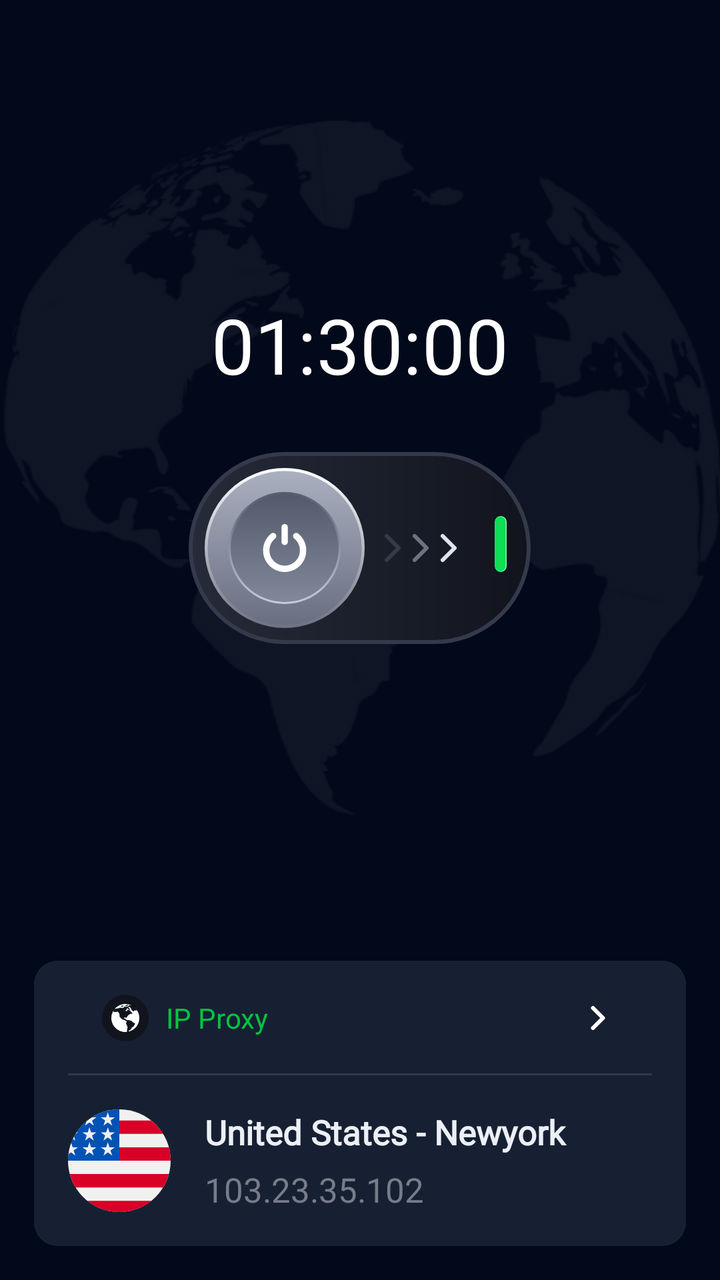
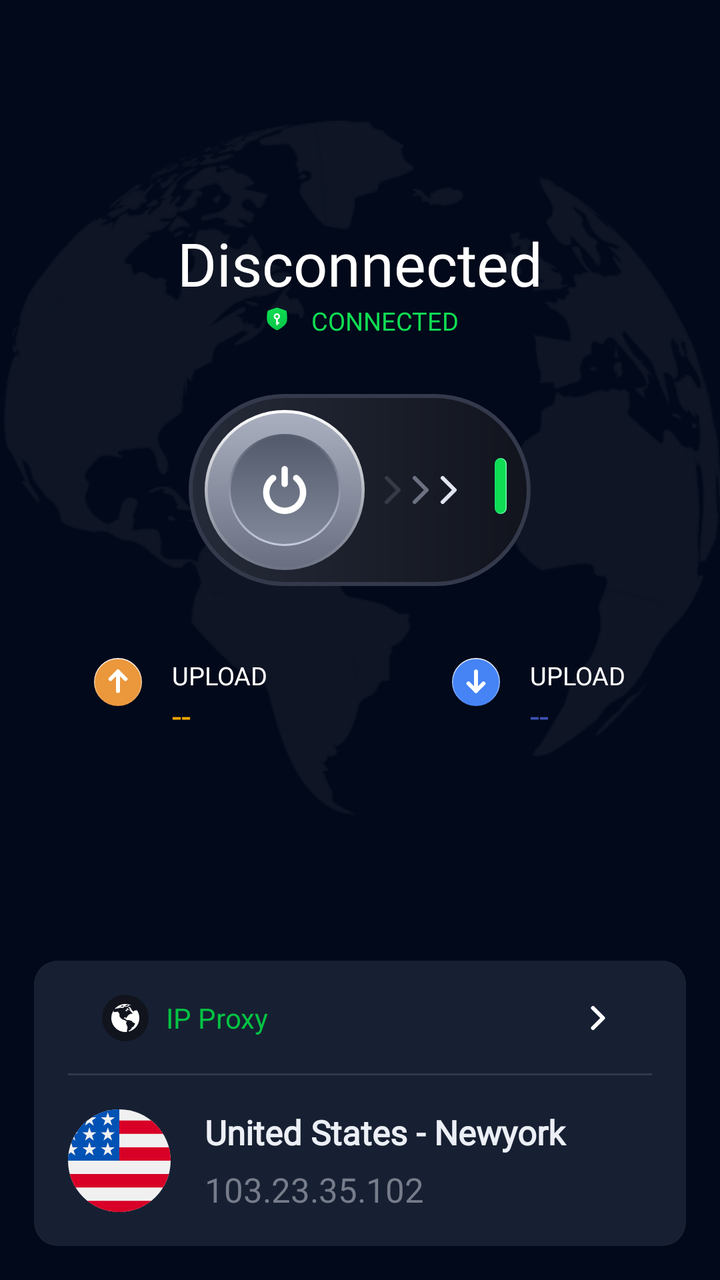

An Android layout rendered at two revisions. The XML below is the earlier revision; the diff shows what the commit changed to produce the second picture.
<!-- AndroidManifest.xml: application theme Theme.SuperVPN -->
<!-- res/layout/fragment_home.xml -->
<?xml version="1.0" encoding="utf-8"?>
<androidx.constraintlayout.widget.ConstraintLayout xmlns:android="http://schemas.android.com/apk/res/android"
    xmlns:app="http://schemas.android.com/apk/res-auto"
    xmlns:tools="http://schemas.android.com/tools"
    android:layout_width="match_parent"
    android:layout_height="match_parent"
    android:background="@color/backgroundColor2"
    android:orientation="vertical"
    tools:context=".home.HomeFragment">

    <androidx.appcompat.widget.LinearLayoutCompat
        android:layout_width="match_parent"
        android:layout_height="0dp"
        android:background="@drawable/bg_earth"
        android:gravity="center"
        android:orientation="vertical"
        app:layout_constraintBottom_toTopOf="@id/pnProxy"
        app:layout_constraintDimensionRatio="H,1:1"
        app:layout_constraintTop_toTopOf="parent">

        <androidx.appcompat.widget.AppCompatTextView
            android:id="@+id/tv_time"
            android:layout_width="wrap_content"
            android:layout_height="wrap_content"
            android:layout_marginBottom="@dimen/margin_24"
            android:fontFamily="@font/inter"
            android:text="01:30:00"
            android:textColor="@color/white"
            android:textSize="@dimen/size36" />

        <LinearLayout
            android:layout_width="wrap_content"
            android:layout_height="wrap_content"
            android:layout_marginTop="@dimen/size24"
            android:gravity="center"
            android:visibility="gone">

            <ProgressBar
                android:id="@+id/progressLoadAds"
                android:layout_width="@dimen/size16"
                android:layout_height="@dimen/size16"
                android:layout_marginRight="@dimen/size3"
                android:indeterminateTint="@color/green_1"
                android:secondaryProgressTint="@color/green_1" />

            <androidx.appcompat.widget.AppCompatTextView
                android:id="@+id/tvStatus"
                android:layout_width="wrap_content"
                android:layout_height="wrap_content"
                android:text="Disconnected"
                android:textColor="#C4C9D9"
                android:textSize="@dimen/size14" />
        </LinearLayout>

        <androidx.appcompat.widget.AppCompatImageView
            android:id="@+id/iv_connect"
            android:layout_width="wrap_content"
            android:layout_height="wrap_content"
            android:src="@drawable/ic_status_connection"
            app:layout_constraintBottom_toBottomOf="parent"
            app:layout_constraintEnd_toEndOf="parent"
            app:layout_constraintStart_toStartOf="parent"
            app:layout_constraintTop_toTopOf="parent" />

    </androidx.appcompat.widget.LinearLayoutCompat>

    <androidx.appcompat.widget.LinearLayoutCompat
        android:id="@+id/pnProxy"
        android:layout_width="match_parent"
        android:layout_height="wrap_content"
        android:layout_marginHorizontal="@dimen/size16"
        android:layout_marginBottom="@dimen/size16"
        android:background="@drawable/bg_setting_items"
        android:orientation="vertical"
        app:layout_constraintBottom_toBottomOf="parent">

        <androidx.appcompat.widget.LinearLayoutCompat
            android:id="@+id/subActionBar"
            android:layout_width="match_parent"
            android:layout_height="wrap_content"
            android:background="@drawable/bg_setting_pro"
            android:gravity="center"
            android:orientation="horizontal"
            android:padding="@dimen/size16">

            <androidx.appcompat.widget.AppCompatImageView
                android:layout_width="@dimen/size22"
                android:layout_height="@dimen/size22"
                android:layout_marginLeft="@dimen/size16"
                android:src="@drawable/ic_earth" />

            <androidx.appcompat.widget.AppCompatTextView
                android:layout_width="0dp"
                android:layout_height="wrap_content"
                android:layout_marginLeft="@dimen/size8"
                android:layout_weight="1"
                android:text="@string/ip_proxy"
                android:textColor="@color/green_1" />

            <androidx.appcompat.widget.AppCompatImageView
                android:id="@+id/ivSelectProxy"
                android:layout_width="wrap_content"
                android:layout_height="wrap_content"
                android:layout_marginLeft="@dimen/size16"
                android:layout_marginRight="@dimen/size16"
                android:src="@drawable/ic_next_arrow" />

        </androidx.appcompat.widget.LinearLayoutCompat>

        <androidx.appcompat.widget.LinearLayoutCompat
            android:id="@+id/subActionBar2"
            android:layout_width="match_parent"
            android:layout_height="wrap_content"
            android:background="@drawable/bg_setting_pro2"
            android:orientation="horizontal"
            android:padding="@dimen/size16">

            <androidx.appcompat.widget.LinearLayoutCompat
                android:id="@+id/pnProxyInfo"
                android:layout_width="match_parent"
                android:layout_height="match_parent"
                android:visibility="visible">

                <androidx.appcompat.widget.AppCompatImageView
                    android:id="@+id/ivFlag"
                    android:layout_width="@dimen/size48"
                    android:layout_height="@dimen/size48"
                    android:src="@drawable/flag_us" />

                <androidx.appcompat.widget.LinearLayoutCompat
                    android:layout_width="match_parent"
                    android:layout_height="match_parent"
                    android:orientation="vertical"
                    android:layout_marginLeft="@dimen/size16">
                    <androidx.appcompat.widget.AppCompatTextView
                        android:id="@+id/tvProxyLocation"
                        android:layout_width="match_parent"
                        android:layout_height="0dp"
                        android:layout_weight="1"
                        android:textColor="@color/language_item_text_color"
                        android:text="United States - Newyork"
                        android:textSize="@dimen/size16"
                        android:textFontWeight="600"
                        android:fontFamily="@font/inter"
                        />
                    <androidx.appcompat.widget.AppCompatTextView
                        android:id="@+id/tvProxyIp"
                        android:layout_width="match_parent"
                        android:layout_height="0dp"
                        android:layout_weight="1"
                        android:gravity="bottom"
                        android:text="103.23.35.102"
                        android:textSize="@dimen/size16"
                        android:textColor="@color/gray_2"
                        android:fontFamily="@font/inter"
                        />

                </androidx.appcompat.widget.LinearLayoutCompat>
            </androidx.appcompat.widget.LinearLayoutCompat>


            <androidx.appcompat.widget.AppCompatTextView
                android:id="@+id/tvSelectProxy"
                android:layout_width="match_parent"
                android:layout_height="@dimen/size48"
                android:gravity="center"
                android:text="@string/select_connection_area"
                android:textColor="@color/topBarColor"
                android:textSize="@dimen/size14"
                android:visibility="gone" />
        </androidx.appcompat.widget.LinearLayoutCompat>
    </androidx.appcompat.widget.LinearLayoutCompat>
</androidx.constraintlayout.widget.ConstraintLayout>
<!-- resources referenced by this layout -->
<resources>
  <dimen name="size36">38.4dp</dimen>
  <!-- unchanged entries left out for length: 31 -->
</resources>

<!-- the commit's change to res/layout/fragment_home.xml (unified diff, before → after) -->
@@ -22,11 +22,72 @@
             android:id="@+id/tv_time"
             android:layout_width="wrap_content"
             android:layout_height="wrap_content"
+            android:fontFamily="@font/inter"
+            android:text="@string/disconnected"
+            android:textColor="@color/white"
+            android:textSize="@dimen/size28" />
+
+        <androidx.appcompat.widget.AppCompatTextView
+            android:id="@+id/connectTitle"
+            android:layout_width="wrap_content"
+            android:layout_height="wrap_content"
             android:layout_marginBottom="@dimen/margin_24"
             android:fontFamily="@font/inter"
-            android:text="01:30:00"
-            android:textColor="@color/white"
-            android:textSize="@dimen/size36" />
+            android:text="@string/tap_to_connect"
+            android:textColor="@color/successColor"
+            android:textSize="@dimen/size12"
+            android:visibility="gone" />
+
+        <LinearLayout
+            android:layout_width="wrap_content"
+            android:layout_height="wrap_content"
+            android:layout_marginBottom="@dimen/margin_24"
+            android:visibility="gone">
+
+            <ProgressBar
+                android:id="@+id/customProgressBar"
+                style="?android:attr/spinnerStyle"
+                android:layout_width="@dimen/size16"
+                android:layout_height="@dimen/size16"
+                android:layout_marginBottom="@dimen/size14"
+                android:background="@color/transparent"
+                android:clipToOutline="true"
+                android:indeterminate="false"
+                android:indeterminateTint="@color/green_1"
+                android:max="100"
+                android:progress="50"
+                android:progressDrawable="@drawable/progress_bar" />
+
+            <androidx.appcompat.widget.AppCompatTextView
+                android:layout_width="wrap_content"
+                android:layout_height="wrap_content"
+                android:layout_marginLeft="@dimen/size8"
+                android:fontFamily="@font/inter"
+                android:text="@string/connecting"
+                android:textColor="@color/greyColor"
+                android:textSize="@dimen/size12" />
+        </LinearLayout>
+
+        <LinearLayout
+            android:layout_width="wrap_content"
+            android:layout_height="wrap_content"
+            android:layout_marginBottom="@dimen/margin_24"
+            android:gravity="center_vertical">
+
+            <androidx.appcompat.widget.AppCompatImageView
+                android:layout_width="@dimen/size16"
+                android:layout_height="@dimen/size16"
+                android:src="@drawable/ic_status_connected" />
+
+            <androidx.appcompat.widget.AppCompatTextView
+                android:layout_width="wrap_content"
+                android:layout_height="wrap_content"
+                android:layout_marginLeft="@dimen/size8"
+                android:fontFamily="@font/inter"
+                android:text="@string/connected"
+                android:textColor="@color/successColor"
+                android:textSize="@dimen/size12" />
+        </LinearLayout>
 
         <LinearLayout
             android:layout_width="wrap_content"
@@ -47,7 +108,7 @@
                 android:id="@+id/tvStatus"
                 android:layout_width="wrap_content"
                 android:layout_height="wrap_content"
-                android:text="Disconnected"
+                android:text="@string/disconnected"
                 android:textColor="#C4C9D9"
                 android:textSize="@dimen/size14" />
         </LinearLayout>
@@ -61,6 +122,71 @@
             app:layout_constraintEnd_toEndOf="parent"
             app:layout_constraintStart_toStartOf="parent"
             app:layout_constraintTop_toTopOf="parent" />
+
+        <LinearLayout
+            android:layout_width="match_parent"
+            android:layout_height="wrap_content"
+            android:layout_marginHorizontal="@dimen/size44"
+            android:layout_marginTop="@dimen/margin_24">
+
+            <androidx.appcompat.widget.AppCompatImageView
+                android:layout_width="wrap_content"
+                android:layout_height="wrap_content"
+                android:src="@drawable/ic_upload_button" />
+
+            <LinearLayout
+                android:layout_width="wrap_content"
+                android:layout_height="wrap_content"
+                android:layout_marginLeft="@dimen/size14"
+                android:orientation="vertical">
+
+                <androidx.appcompat.widget.AppCompatTextView
+                    android:layout_width="wrap_content"
+                    android:layout_height="wrap_content"
+                    android:text="@string/upload"
+                    android:textColor="@color/white"
+                    android:textSize="@dimen/size12" />
+
+                <androidx.appcompat.widget.AppCompatTextView
+                    android:layout_width="wrap_content"
+                    android:layout_height="wrap_content"
+                    android:text="--"
+                    android:textColor="@color/warningColor"
+                    android:textSize="@dimen/size16" />
+            </LinearLayout>
+
+            <LinearLayout
+                android:layout_width="0dp"
+                android:layout_height="wrap_content"
+                android:layout_weight="1" />
+
+            <androidx.appcompat.widget.AppCompatImageView
+                android:layout_width="wrap_content"
+                android:layout_height="wrap_content"
+                android:src="@drawable/ic_download_button" />
+
+            <LinearLayout
+                android:layout_width="wrap_content"
+                android:layout_height="wrap_content"
+                android:layout_marginLeft="@dimen/size14"
+                android:gravity="left"
+                android:orientation="vertical">
+
+                <androidx.appcompat.widget.AppCompatTextView
+                    android:layout_width="wrap_content"
+                    android:layout_height="wrap_content"
+                    android:text="@string/upload"
+                    android:textColor="@color/white"
+                    android:textSize="@dimen/size12" />
+
+                <androidx.appcompat.widget.AppCompatTextView
+                    android:layout_width="wrap_content"
+                    android:layout_height="wrap_content"
+                    android:text="--"
+                    android:textColor="@color/infoColor"
+                    android:textSize="@dimen/size16" />
+            </LinearLayout>
+        </LinearLayout>
 
     </androidx.appcompat.widget.LinearLayoutCompat>
 
@@ -130,30 +256,30 @@
                 <androidx.appcompat.widget.LinearLayoutCompat
                     android:layout_width="match_parent"
                     android:layout_height="match_parent"
-                    android:orientation="vertical"
-                    android:layout_marginLeft="@dimen/size16">
+                    android:layout_marginLeft="@dimen/size16"
+                    android:orientation="vertical">
+
                     <androidx.appcompat.widget.AppCompatTextView
                         android:id="@+id/tvProxyLocation"
                         android:layout_width="match_parent"
                         android:layout_height="0dp"
                         android:layout_weight="1"
+                        android:fontFamily="@font/inter"
+                        android:text="United States - Newyork"
                         android:textColor="@color/language_item_text_color"
-                        android:text="United States - Newyork"
-                        android:textSize="@dimen/size16"
                         android:textFontWeight="600"
-                        android:fontFamily="@font/inter"
-                        />
+                        android:textSize="@dimen/size16" />
+
                     <androidx.appcompat.widget.AppCompatTextView
                         android:id="@+id/tvProxyIp"
                         android:layout_width="match_parent"
                         android:layout_height="0dp"
                         android:layout_weight="1"
+                        android:fontFamily="@font/inter"
                         android:gravity="bottom"
                         android:text="103.23.35.102"
-                        android:textSize="@dimen/size16"
                         android:textColor="@color/gray_2"
-                        android:fontFamily="@font/inter"
-                        />
+                        android:textSize="@dimen/size16" />
 
                 </androidx.appcompat.widget.LinearLayoutCompat>
             </androidx.appcompat.widget.LinearLayoutCompat>
<!-- resource entries referenced after the edit -->
@@ -1,6 +1,131 @@
 <!-- resources referenced by this layout -->
 <resources>
-  <dimen name="size36">38.4dp</dimen>
+  <color name="greyColor">#C4C9D9</color>
+  <color name="infoColor">#3F51B5</color>
+  <color name="successColor">#0FDD54</color>
+  <color name="transparent">#00000000</color>
+  <color name="warningColor">#FFA900</color>
+  <dimen name="size28">29.8667dp</dimen>
+  <dimen name="size44">46.9333dp</dimen>
+  <!-- drawable ic_download_button (drawable) -->
+  <vector xmlns:android="http://schemas.android.com/apk/res/android"
+      xmlns:aapt="http://schemas.android.com/aapt"
+      android:width="24dp"
+      android:height="24dp"
+      android:viewportWidth="24"
+      android:viewportHeight="24">
+    <path
+        android:pathData="M12,0.25L12,0.25A11.75,11.75 0,0 1,23.75 12L23.75,12A11.75,11.75 0,0 1,12 23.75L12,23.75A11.75,11.75 0,0 1,0.25 12L0.25,12A11.75,11.75 0,0 1,12 0.25z"
+        android:fillColor="#4684F6"/>
+    <path
+        android:pathData="M12,0.25L12,0.25A11.75,11.75 0,0 1,23.75 12L23.75,12A11.75,11.75 0,0 1,12 23.75L12,23.75A11.75,11.75 0,0 1,0.25 12L0.25,12A11.75,11.75 0,0 1,12 0.25z"
+        android:strokeWidth="0.5"
+        android:fillColor="#00000000">
+      <aapt:attr name="android:strokeColor">
+        <gradient 
+            android:startX="12"
+            android:startY="0"
+            android:endX="12"
+            android:endY="24"
+            android:type="linear">
+          <item android:offset="0" android:color="#FFFFFFFF"/>
+          <item android:offset="1" android:color="#FF4684F6"/>
+        </gradient>
+      </aapt:attr>
+    </path>
+    <path
+        android:pathData="M12,6.75L12,16.5"
+        android:strokeLineJoin="round"
+        android:strokeWidth="2"
+        android:fillColor="#00000000"
+        android:strokeColor="#ffffff"
+        android:strokeLineCap="round"/>
+    <path
+        android:pathData="M8.25,12.75L12,16.5L15.75,12.75"
+        android:strokeLineJoin="round"
+        android:strokeWidth="2"
+        android:fillColor="#00000000"
+        android:strokeColor="#ffffff"
+        android:strokeLineCap="round"/>
+  </vector>
+  <!-- drawable ic_status_connected: vector/xml drawable (drawable, 2691 chars, omitted) -->
+  <!-- drawable ic_upload_button (drawable) -->
+  <vector xmlns:android="http://schemas.android.com/apk/res/android"
+      xmlns:aapt="http://schemas.android.com/aapt"
+      android:width="24dp"
+      android:height="24dp"
+      android:viewportWidth="24"
+      android:viewportHeight="24">
+    <path
+        android:pathData="M12,0.25L12,0.25A11.75,11.75 0,0 1,23.75 12L23.75,12A11.75,11.75 0,0 1,12 23.75L12,23.75A11.75,11.75 0,0 1,0.25 12L0.25,12A11.75,11.75 0,0 1,12 0.25z"
+        android:fillColor="#EB973C"/>
+    <path
+        android:pathData="M12,0.25L12,0.25A11.75,11.75 0,0 1,23.75 12L23.75,12A11.75,11.75 0,0 1,12 23.75L12,23.75A11.75,11.75 0,0 1,0.25 12L0.25,12A11.75,11.75 0,0 1,12 0.25z"
+        android:strokeWidth="0.5"
+        android:fillColor="#00000000">
+      <aapt:attr name="android:strokeColor">
+        <gradient 
+            android:startX="12"
+            android:startY="0"
+            android:endX="12"
+            android:endY="24"
+            android:type="linear">
+          <item android:offset="0" android:color="#FFFFFFFF"/>
+          <item android:offset="1" android:color="#FFEB973C"/>
+        </gradient>
+      </aapt:attr>
+    </path>
+    <path
+        android:pathData="M12,16.5L12,6.75"
+        android:strokeLineJoin="round"
+        android:strokeWidth="2"
+        android:fillColor="#00000000"
+        android:strokeColor="#ffffff"
+        android:strokeLineCap="round"/>
+    <path
+        android:pathData="M8.25,10.5L12,6.75L15.75,10.5"
+        android:strokeLineJoin="round"
+        android:strokeWidth="2"
+        android:fillColor="#00000000"
+        android:strokeColor="#ffffff"
+        android:strokeLineCap="round"/>
+  </vector>
+  <!-- drawable progress_bar (drawable) -->
+  <?xml version="1.0" encoding="utf-8"?>
+  <layer-list xmlns:android="http://schemas.android.com/apk/res/android">
+      <item android:id="@android:id/background">
+          <shape>
+              <solid android:color="@color/white" />
+              <corners android:radius="@dimen/size20" />
+          </shape>
+  
+      </item>
+  
+  
+      <item android:id="@android:id/secondaryProgress">
+          <clip>
+              <shape>
+                  <solid android:color="@color/green_1" />
+                  <corners android:radius="@dimen/size20" />
+              </shape>
+          </clip>
+      </item>
+  
+      <item android:id="@android:id/progress">
+          <clip>
+              <shape>
+                  <solid android:color="@color/green_1" />
+                  <corners android:radius="@dimen/size20" />
+              </shape>
+          </clip>
+      </item>
+  </layer-list>
+  <string name="connected">CONNECTED</string>
+  <string name="connecting">Connecting…</string>
+  <string name="disconnected">Disconnected</string>
+  <string name="tap_to_connect">TAP TO CONNECT</string>
+  <string name="upload">UPLOAD</string>
+  <dimen name="size20">21.3333dp</dimen>
   <!-- unchanged entries left out for length: 31 -->
 </resources>
 
